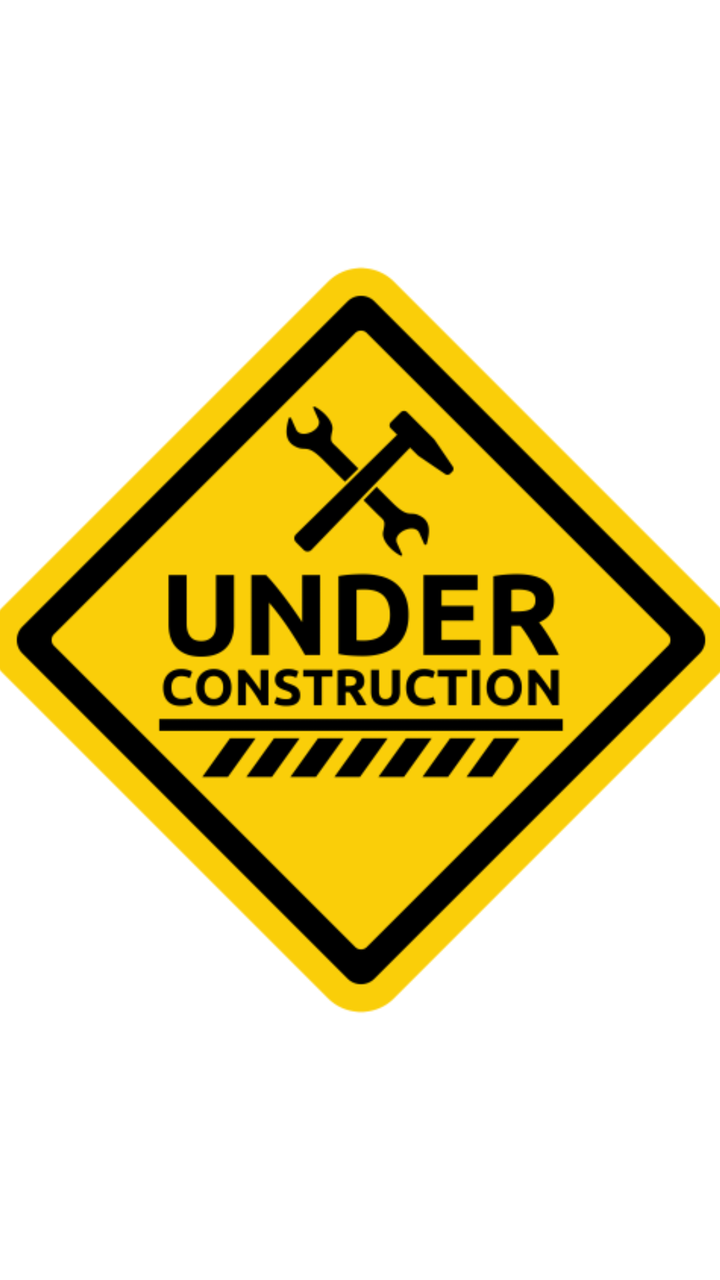
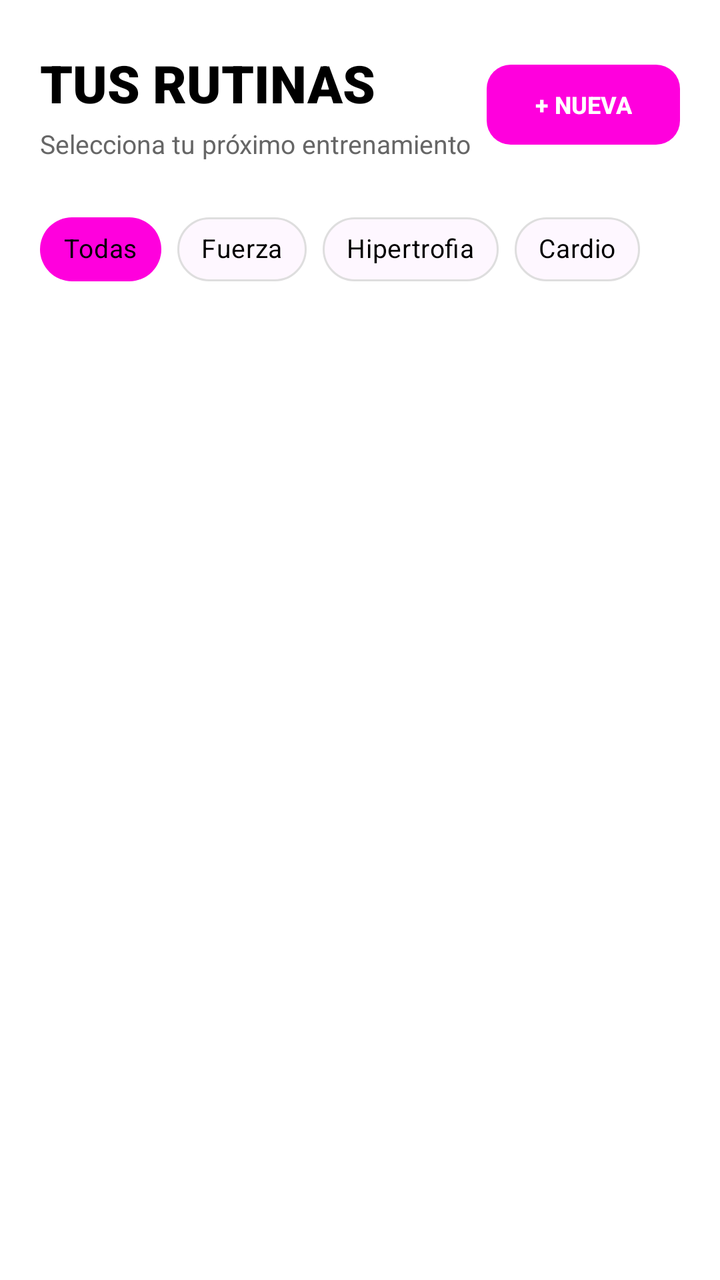

Screens rendered from an Android XML layout before and after an edit, with the pre-edit source and the edit as a unified diff.
<!-- AndroidManifest.xml: application theme Theme.FitJourney -->
<!-- res/layout/fragment_routines.xml -->
<?xml version="1.0" encoding="utf-8"?>
<androidx.constraintlayout.widget.ConstraintLayout xmlns:android="http://schemas.android.com/apk/res/android"
    xmlns:app="http://schemas.android.com/apk/res-auto"
    xmlns:tools="http://schemas.android.com/tools"
    android:id="@+id/routinesLayout"
    android:layout_width="match_parent"
    android:layout_height="match_parent"
    android:background="@color/fondo"
    tools:context=".ui.second.fitnesscenter.routines.RoutinesFragment">


    <ImageView
        android:id="@+id/imageView"
        android:layout_width="379dp"
        android:layout_height="486dp"
        android:contentDescription="@string/under_construction"
        android:src="@drawable/img_construccion"
        app:layout_constraintBottom_toBottomOf="parent"
        app:layout_constraintEnd_toEndOf="parent"
        app:layout_constraintStart_toStartOf="parent"
        app:layout_constraintTop_toTopOf="parent" />
</androidx.constraintlayout.widget.ConstraintLayout>
<!-- resources referenced by this layout -->
<resources>
  <color name="fondo">#FFFFFF</color>
  <!-- drawable img_construccion: png bitmap (drawable, 26600 bytes) -->
  <string name="under_construction">Bajo construccion</string>
  <style name="Theme.FitJourney" parent="Base.Theme.FitJourney" />
  <style name="Base.Theme.FitJourney" parent="Theme.Material3.DayNight.NoActionBar">
  
      </style>
</resources>

<!-- the commit's change to res/layout/fragment_routines.xml (unified diff, before → after) -->
@@ -1,5 +1,6 @@
 <?xml version="1.0" encoding="utf-8"?>
-<androidx.constraintlayout.widget.ConstraintLayout xmlns:android="http://schemas.android.com/apk/res/android"
+<androidx.constraintlayout.widget.ConstraintLayout
+    xmlns:android="http://schemas.android.com/apk/res/android"
     xmlns:app="http://schemas.android.com/apk/res-auto"
     xmlns:tools="http://schemas.android.com/tools"
     android:id="@+id/routinesLayout"
@@ -8,15 +9,158 @@
     android:background="@color/fondo"
     tools:context=".ui.second.fitnesscenter.routines.RoutinesFragment">
 
+    <TextView
+        android:id="@+id/tvRoutinesTitle"
+        android:layout_width="0dp"
+        android:layout_height="wrap_content"
+        android:layout_marginHorizontal="20dp"
+        android:layout_marginTop="24dp"
+        android:fontFamily="sans-serif-black"
+        android:text="TUS RUTINAS"
+        android:textColor="@color/text"
+        android:textSize="26sp"
+        app:layout_constraintEnd_toEndOf="parent"
+        app:layout_constraintStart_toStartOf="parent"
+        app:layout_constraintTop_toTopOf="parent" />
 
-    <ImageView
-        android:id="@+id/imageView"
-        android:layout_width="379dp"
-        android:layout_height="486dp"
-        android:contentDescription="@string/under_construction"
-        android:src="@drawable/img_construccion"
+    <TextView
+        android:id="@+id/tvRoutinesSubtitle"
+        android:layout_width="0dp"
+        android:layout_height="wrap_content"
+        android:layout_marginHorizontal="20dp"
+        android:layout_marginTop="4dp"
+        android:text="Selecciona tu próximo entrenamiento"
+        android:textColor="@color/textSecondary"
+        android:textSize="13sp"
+        app:layout_constraintEnd_toEndOf="parent"
+        app:layout_constraintStart_toStartOf="parent"
+        app:layout_constraintTop_toBottomOf="@id/tvRoutinesTitle" />
+
+    <com.google.android.material.button.MaterialButton
+        android:id="@+id/btnCreateRoutine"
+        android:layout_width="wrap_content"
+        android:layout_height="wrap_content"
+        android:layout_marginEnd="20dp"
+        android:text="+ NUEVA"
+        android:textColor="@color/white"
+        android:textSize="12sp"
+        android:textStyle="bold"
+        app:backgroundTint="@color/mainrosa"
+        app:cornerRadius="12dp"
+        app:layout_constraintBottom_toBottomOf="@id/tvRoutinesSubtitle"
+        app:layout_constraintEnd_toEndOf="parent"
+        app:layout_constraintTop_toTopOf="@id/tvRoutinesTitle" />
+
+    <HorizontalScrollView
+        android:id="@+id/hsvFilters"
+        android:layout_width="0dp"
+        android:layout_height="wrap_content"
+        android:layout_marginTop="16dp"
+        android:scrollbars="none"
+        app:layout_constraintEnd_toEndOf="parent"
+        app:layout_constraintStart_toStartOf="parent"
+        app:layout_constraintTop_toBottomOf="@id/tvRoutinesSubtitle">
+
+        <com.google.android.material.chip.ChipGroup
+            android:id="@+id/chipGroupFilter"
+            android:layout_width="wrap_content"
+            android:layout_height="wrap_content"
+            android:paddingHorizontal="20dp"
+            android:paddingVertical="4dp"
+            app:singleSelection="true"
+            app:selectionRequired="true">
+
+            <com.google.android.material.chip.Chip
+                android:id="@+id/chipAll"
+                style="@style/Widget.MaterialComponents.Chip.Choice"
+                android:layout_width="wrap_content"
+                android:layout_height="wrap_content"
+                android:checked="true"
+                android:text="Todas"
+                android:textColor="@color/text"
+                android:textSize="13sp"
+                app:chipBackgroundColor="@color/mainrosa"
+                app:chipCornerRadius="20dp"
+                app:chipStrokeWidth="0dp" />
+
+            <com.google.android.material.chip.Chip
+                android:id="@+id/chipStrength"
+                style="@style/Widget.MaterialComponents.Chip.Choice"
+                android:layout_width="wrap_content"
+                android:layout_height="wrap_content"
+                android:text="Fuerza"
+                android:textColor="@color/text"
+                android:textSize="13sp"
+                app:chipBackgroundColor="?attr/colorSurface"
+                app:chipStrokeColor="@color/stroke"
+                app:chipStrokeWidth="1dp"
+                app:chipCornerRadius="20dp" />
+
+            <com.google.android.material.chip.Chip
+                android:id="@+id/chipHypert"
+                style="@style/Widget.MaterialComponents.Chip.Choice"
+                android:layout_width="wrap_content"
+                android:layout_height="wrap_content"
+                android:text="Hipertrofia"
+                android:textColor="@color/text"
+                android:textSize="13sp"
+                app:chipBackgroundColor="?attr/colorSurface"
+                app:chipStrokeColor="@color/stroke"
+                app:chipStrokeWidth="1dp"
+                app:chipCornerRadius="20dp" />
+
+            <com.google.android.material.chip.Chip
+                android:id="@+id/chipCardio"
+                style="@style/Widget.MaterialComponents.Chip.Choice"
+                android:layout_width="wrap_content"
+                android:layout_height="wrap_content"
+                android:text="Cardio"
+                android:textColor="@color/text"
+                android:textSize="13sp"
+                app:chipBackgroundColor="?attr/colorSurface"
+                app:chipStrokeColor="@color/stroke"
+                app:chipStrokeWidth="1dp"
+                app:chipCornerRadius="20dp" />
+
+        </com.google.android.material.chip.ChipGroup>
+
+    </HorizontalScrollView>
+
+    <androidx.recyclerview.widget.RecyclerView
+        android:id="@+id/rvRoutines"
+        android:layout_width="0dp"
+        android:layout_height="0dp"
+        android:layout_marginTop="12dp"
+        android:clipToPadding="false"
+        android:paddingHorizontal="20dp"
+        android:paddingBottom="100dp"
+        app:layout_constraintBottom_toBottomOf="parent"
+        app:layout_constraintEnd_toEndOf="parent"
+        app:layout_constraintStart_toStartOf="parent"
+        app:layout_constraintTop_toBottomOf="@id/hsvFilters" />
+
+    <TextView
+        android:id="@+id/tvEmptyRoutines"
+        android:layout_width="wrap_content"
+        android:layout_height="wrap_content"
+        android:text="No tienes rutinas creadas.\n¡Crea una pulsando en + NUEVA!"
+        android:textColor="@color/textSecondary"
+        android:textAlignment="center"
+        android:visibility="gone"
         app:layout_constraintBottom_toBottomOf="parent"
         app:layout_constraintEnd_toEndOf="parent"
         app:layout_constraintStart_toStartOf="parent"
         app:layout_constraintTop_toTopOf="parent" />
+
+    <ProgressBar
+        android:id="@+id/progressBar"
+        android:layout_width="wrap_content"
+        android:layout_height="wrap_content"
+        android:indeterminateTint="@color/mainrosa"
+        android:visibility="gone"
+        app:layout_constraintBottom_toBottomOf="parent"
+        app:layout_constraintEnd_toEndOf="parent"
+        app:layout_constraintStart_toStartOf="parent"
+        app:layout_constraintTop_toTopOf="parent" />
+
 </androidx.constraintlayout.widget.ConstraintLayout>
<!-- resource entries referenced after the edit -->
@@ -1,8 +1,11 @@
 <!-- resources referenced by this layout -->
 <resources>
   <color name="fondo">#FFFFFF</color>
-  <!-- drawable img_construccion: png bitmap (drawable, 26600 bytes) -->
-  <string name="under_construction">Bajo construccion</string>
+  <color name="mainrosa">#FF00DD</color>
+  <color name="stroke">#DEDEDE</color>
+  <color name="text">#000000</color>
+  <color name="textSecondary">#666666</color>
+  <color name="white">#FFFFFFFF</color>
   <style name="Theme.FitJourney" parent="Base.Theme.FitJourney" />
   <style name="Base.Theme.FitJourney" parent="Theme.Material3.DayNight.NoActionBar">
   
